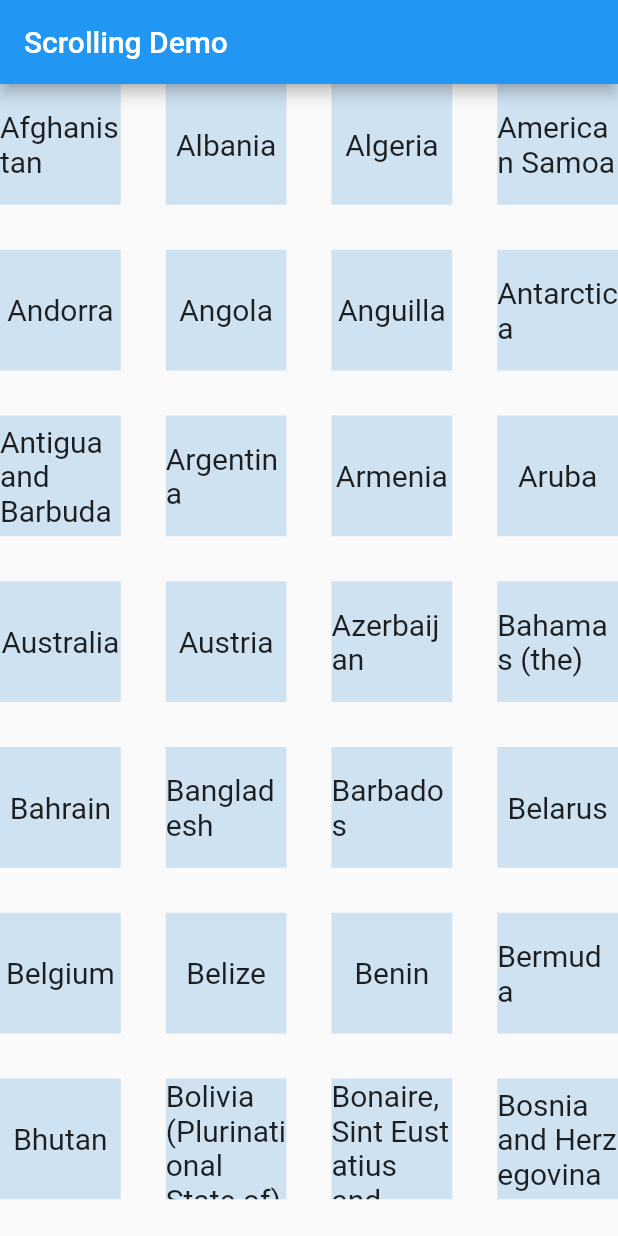
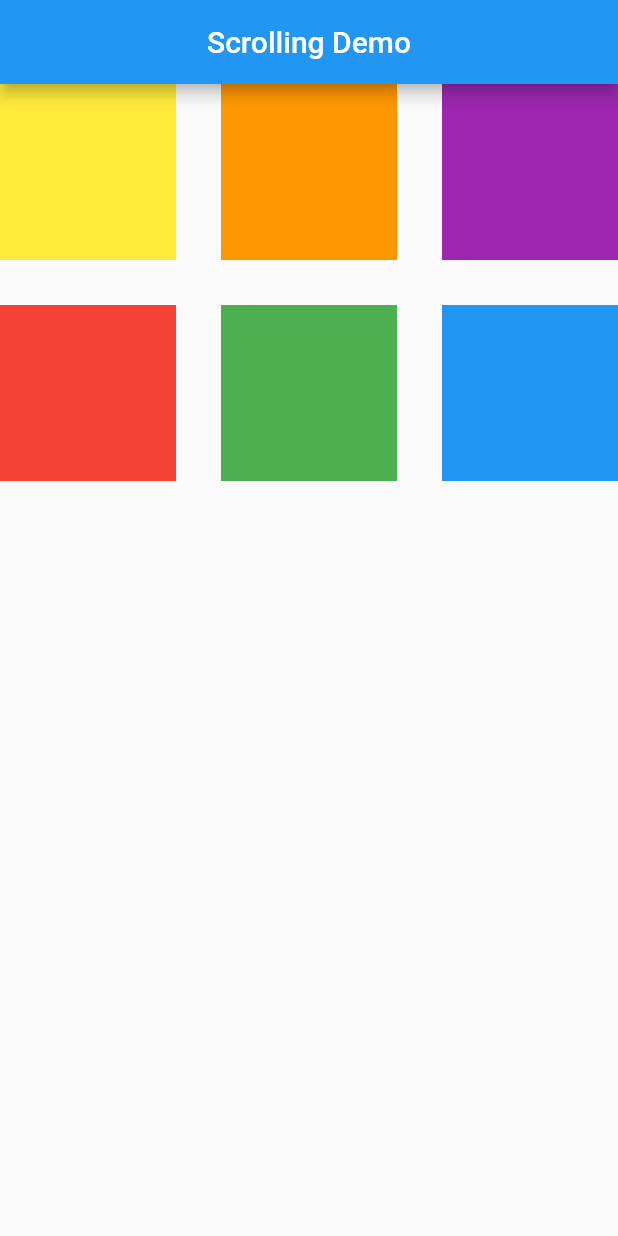
Before and after one commit to ClementPeter/zuri_task, a Flutter app: the screen it shows after launch, on a phone screen of 412 x 824 dp. Run offline on Flutter 3.47's test engine with Material 2 defaults, Android fonts, the phone set to English and light mode, and no system bars.

Commit message:
💡 Project Upload

```diff
--- a/scrolling_app/lib/main.dart
+++ b/scrolling_app/lib/main.dart
@@ -28,11 +28,6 @@ class MyHomePage extends StatefulWidget {
   State<MyHomePage> createState() => _MyHomePageState();
 }
 
-//List of network images
-List<String> images = [
-  "https://unsplash.com/photos/JO_S6ewBqAk",
-  "https://unsplash.com/photos/JO_S6ewBqAk"
-];
 //List of countries
 const countries = [
   "Afghanistan",
@@ -292,8 +287,9 @@ class _MyHomePageState extends State<MyHomePage> {
     return Scaffold(
       appBar: AppBar(
         title: Text(widget.title),
+        centerTitle: true,
       ),
-      body: buildGridViewBuilderExample(),
+      body: buildGridViewCountExample(),
     );
   }
 }
@@ -407,6 +403,95 @@ Widget buildListViewCustomExample() {
   );
 }
 
+Widget buildMultipleRowInsideColumn() {
+  return Column(
+    // mainAxisAlignment: MainAxisAlignment.spaceAround,
+    children: [
+      Row(
+        mainAxisAlignment: MainAxisAlignment.spaceAround,
+        children: [
+          Container(
+            color: Colors.red,
+            height: 100,
+            width: 100,
+          ),
+          Container(
+            color: Colors.green,
+            height: 100,
+            width: 100,
+          ),
+          Container(
+            color: Colors.blue,
+            height: 100,
+            width: 100,
+          ),
+        ],
+      ),
+      Row(
+        mainAxisAlignment: MainAxisAlignment.spaceAround,
+        children: [
+          Container(
+            color: Colors.yellow,
+            height: 100,
+            width: 100,
+          ),
+          Container(
+            color: Colors.orange,
+            height: 100,
+            width: 100,
+          ),
+          Container(
+            color: Colors.purple,
+            height: 100,
+            width: 100,
+          ),
+        ],
+      ),
+    ],
+  );
+}
+
+//GridView Count Example
+Widget buildGridViewCountExample() {
+  return GridView.count(
+    crossAxisSpacing: 30,
+    mainAxisSpacing: 30,
+    crossAxisCount: 3,
+    children: [
+      Container(
+        color: Colors.yellow,
+        height: 100,
+        width: 100,
+      ),
+      Container(
+        color: Colors.orange,
+        height: 100,
+        width: 100,
+      ),
+      Container(
+        color: Colors.purple,
+        height: 100,
+        width: 100,
+      ),
+      Container(
+        color: Colors.red,
+        height: 100,
+        width: 100,
+      ),
+      Container(
+        color: Colors.green,
+        height: 100,
+        width: 100,
+      ),
+      Container(
+        color: Colors.blue,
+        height: 100,
+        width: 100,
+      ),
+    ],
+  );
+}
+
 //GridView Example
 Widget buildGridViewBuilderExample() {
   return GridView.builder(
@@ -426,7 +511,6 @@ Widget buildGridViewBuilderExample() {
             countries[index],
             style: TextStyle(
               fontSize: 20,
-
             ),
             //Add decoration
           ),
```
